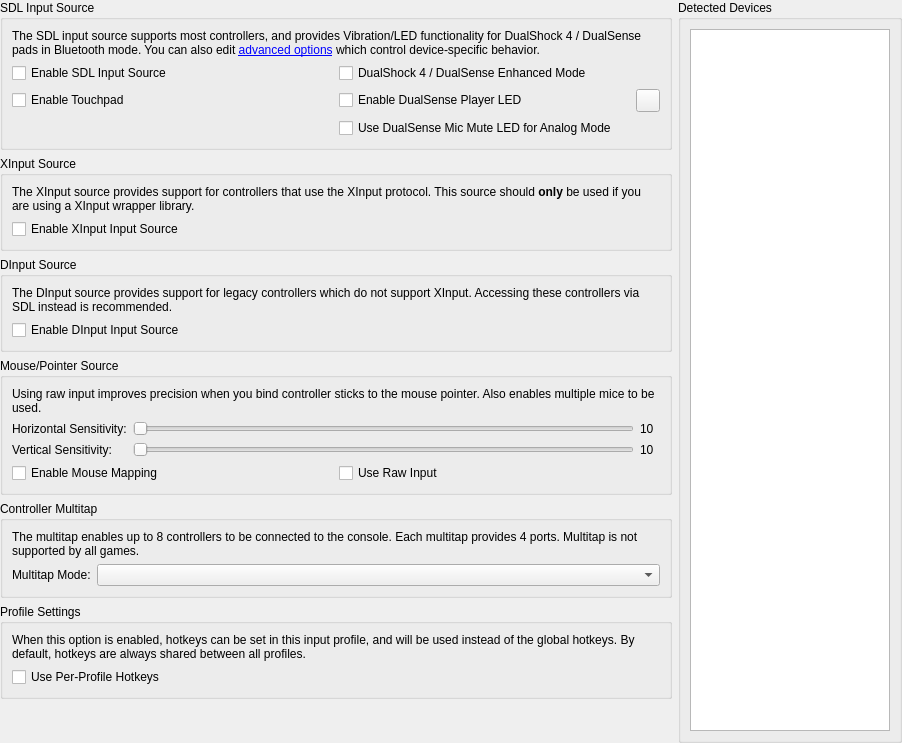
First picture: the form in src/duckstation-qt/controllerglobalsettingswidget.ui, repository kofxi3584karlayang/duckstation, before the edit.
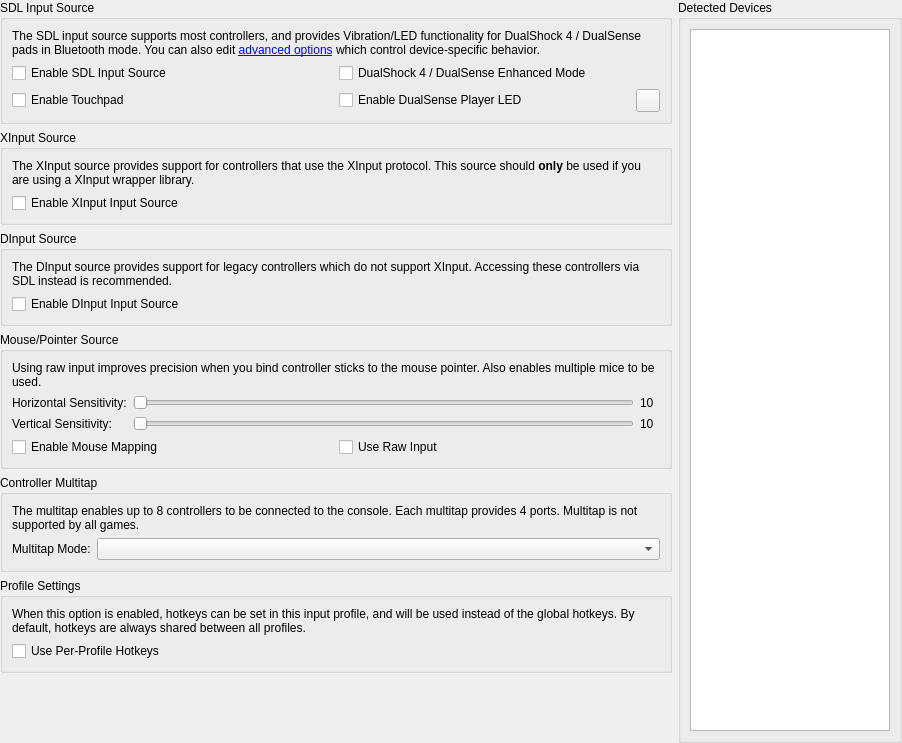
Second picture: the form after the edit. Icons and pictures are not drawn.

```diff
--- a/src/duckstation-qt/controllerglobalsettingswidget.ui
+++ b/src/duckstation-qt/controllerglobalsettingswidget.ui
@@ -29,13 +29,6 @@
       <string>SDL Input Source</string>
      </property>
      <layout class="QGridLayout" name="sdlGridLayout">
-      <item row="3" column="1">
-       <widget class="QCheckBox" name="enableSDLPS5MicMuteLEDForAnalogMode">
-        <property name="text">
-         <string>Use DualSense Mic Mute LED for Analog Mode</string>
-        </property>
-       </widget>
-      </item>
       <item row="2" column="1">
        <layout class="QHBoxLayout" name="horizontalLayout_4">
         <item>
```
